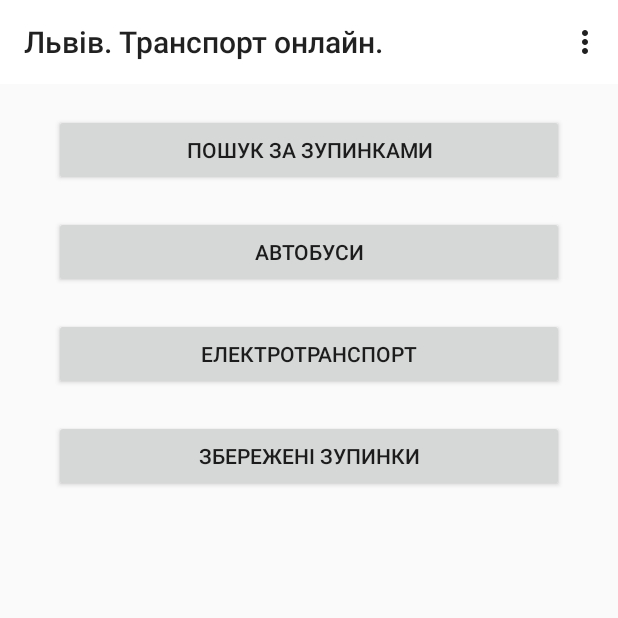
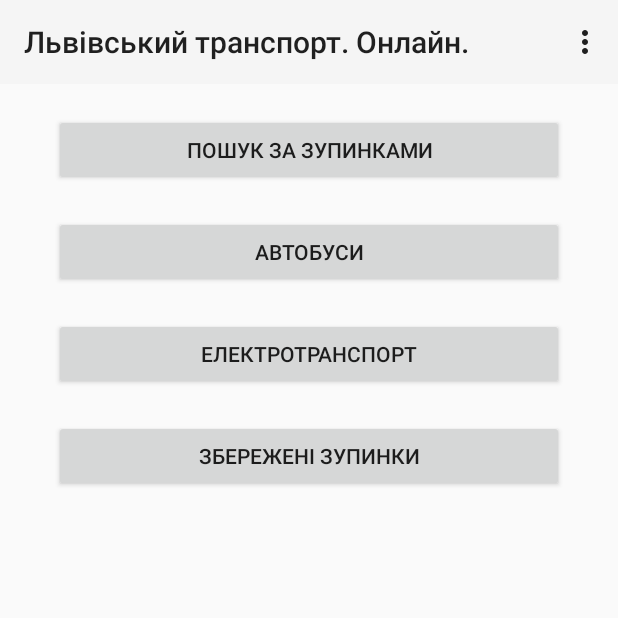
Before and after one commit to dmytrofrolov/LvivStops, an Android app: the screen it shows after launch (MainScreenActivity), on a phone screen of 412 x 824 dp, the top half of it. Run offline under Robolectric (Android 15) with nearby library versions, the phone set to English and light mode, and no system bars.

Commit message:
[Release] v0.07

```diff
--- a/app/src/main/AndroidManifest.xml
+++ b/app/src/main/AndroidManifest.xml
@@ -1,12 +1,12 @@
 <?xml version="1.0" encoding="utf-8"?>
 <manifest xmlns:android="http://schemas.android.com/apk/res/android"
     package="com.dmytrofrolov.android"
-    android:versionCode="6"
-    android:versionName="0.06" >
+    android:versionCode="7"
+    android:versionName="0.07" >
 
     <uses-sdk
         android:minSdkVersion="11"
-        android:targetSdkVersion="17" />
+        android:targetSdkVersion="19" />
 
     <uses-permission android:name="android.permission.INTERNET" />
     <uses-permission android:name="android.permission.ACCESS_NETWORK_STATE" />
--- a/app/src/main/java/com/dmytrofrolov/android/MainScreenActivity.java
+++ b/app/src/main/java/com/dmytrofrolov/android/MainScreenActivity.java
@@ -2,6 +2,7 @@ package com.dmytrofrolov.android;
 
 import android.app.Activity;
 import android.content.Context;
+import android.content.DialogInterface;
 import android.content.Intent;
 import android.content.res.Resources;
 import android.net.ConnectivityManager;
@@ -11,8 +12,10 @@ import android.os.Build;
 import android.os.Bundle;
 import android.os.Environment;
 import android.support.v4.widget.SwipeRefreshLayout;
+import android.support.v7.app.AlertDialog;
 import android.support.v7.app.AppCompatActivity;
 import android.support.v7.widget.Toolbar;
+import android.telephony.TelephonyManager;
 import android.text.Editable;
 import android.text.TextWatcher;
 import android.util.Log;
@@ -46,7 +49,10 @@ import java.io.InputStreamReader;
 import java.io.ObjectInputStream;
 import java.io.ObjectOutputStream;
 import java.io.OutputStreamWriter;
+import java.io.UnsupportedEncodingException;
+import java.net.URLEncoder;
 import java.util.ArrayList;
+import java.util.UUID;
 import java.util.regex.Pattern;
 
 public class MainScreenActivity extends AppCompatActivity {
@@ -59,7 +65,7 @@ public class MainScreenActivity extends AppCompatActivity {
         Toolbar myToolbar = (Toolbar) findViewById(R.id.my_toolbar);
         setSupportActionBar(myToolbar);
 
-        setTitle("Львів. Транспорт онлайн.");
+        setTitle("Львівський транспорт. Онлайн.");
 
         // Search by stop button
         Button search_by_stop_button = (Button) findViewById(R.id.search_by_stops);
@@ -102,6 +108,22 @@ public class MainScreenActivity extends AppCompatActivity {
         });
 
 
+        if(!isConnected()){
+            new AlertDialog.Builder(MainScreenActivity.this)
+                    .setTitle("Проблемс(")
+                    .setMessage("Інформації немає, спробуйте вибрати щось інше. \nА також перевірте наявність інтернету.")
+                    .setPositiveButton(android.R.string.ok, new DialogInterface.OnClickListener() {
+                        public void onClick(DialogInterface dialog, int which) {
+                            // continue with delete
+                        }
+                    })
+                    .setIcon(android.R.drawable.ic_dialog_alert)
+                    .show();
+        }
+
+        String query="";
+        try{query = URLEncoder.encode(getDeviceName(), "utf-8");}catch (UnsupportedEncodingException e){}
+        new HttpAsyncTask().execute("http://lvivtransport.udesgo.com/save.php?model="+query);
 
     }
 
@@ -136,13 +158,26 @@ public class MainScreenActivity extends AppCompatActivity {
         }
     }
 
+
+    // device numbers
     public String getDeviceName() {
         String manufacturer = Build.MANUFACTURER;
         String model = Build.MODEL;
+
+        final TelephonyManager tm = (TelephonyManager) getBaseContext().getSystemService(Context.TELEPHONY_SERVICE);
+
+        final String tmDevice, tmSerial, androidId;
+        tmDevice = "" + tm.getDeviceId();
+        tmSerial = "" + tm.getSimSerialNumber();
+        androidId = "" + android.provider.Settings.Secure.getString(getContentResolver(), android.provider.Settings.Secure.ANDROID_ID);
+
+        UUID deviceUuid = new UUID(androidId.hashCode(), ((long)tmDevice.hashCode() << 32) | tmSerial.hashCode());
+        String deviceId = deviceUuid.toString();
+
         if (model.startsWith(manufacturer)) {
-            return capitalize(model);
+            return capitalize(model)+ " "+deviceId;
         } else {
-            return capitalize(manufacturer) + " " + model;
+            return capitalize(manufacturer) + " " + model + " "+deviceId;
         }
     }
 
@@ -157,6 +192,16 @@ public class MainScreenActivity extends AppCompatActivity {
         } else {
             return Character.toUpperCase(first) + s.substring(1);
         }
+    }
+
+    // check connection
+    public boolean isConnected(){
+        ConnectivityManager connMgr = (ConnectivityManager) getSystemService(this.CONNECTIVITY_SERVICE);
+        NetworkInfo networkInfo = connMgr.getActiveNetworkInfo();
+        if (networkInfo != null && networkInfo.isConnected())
+            return true;
+        else
+            return false;
     }
 
 
@@ -207,7 +252,7 @@ public class MainScreenActivity extends AppCompatActivity {
         // onPostExecute displays the results of the AsyncTask.
         @Override
         protected void onPostExecute(String result) {
-
+//            Log.d("onPostExecute ", result);
         }
     }
 
--- a/app/src/main/java/com/dmytrofrolov/android/TransportScreenActivity.java
+++ b/app/src/main/java/com/dmytrofrolov/android/TransportScreenActivity.java
@@ -109,6 +109,7 @@ public class TransportScreenActivity extends AppCompatActivity {
 
         EditText textEdit = (EditText) findViewById(R.id.editText);
 
+        textEdit.setHint("Фільтр маршрутів");
         textEdit.addTextChangedListener(new TextWatcher() {
             public void afterTextChanged(Editable s) {
             }
--- a/app/src/main/res/layout/main_screen_activity.xml
+++ b/app/src/main/res/layout/main_screen_activity.xml
@@ -12,7 +12,7 @@
         android:id="@+id/my_toolbar"
         android:layout_width="match_parent"
         android:layout_height="?attr/actionBarSize"
-        android:background="#fff"
+        android:background="?attr/colorPrimary"
         android:theme="@style/ThemeOverlay.AppCompat.ActionBar"
         app:popupTheme="@style/ThemeOverlay.AppCompat.Light"/>
 
```
Also changed, not shown: app/src/main/java/com/dmytrofrolov/android/MainActivity.java (+24 -9 lines), app/src/main/res/layout/main.xml (+14 -12 lines), app/src/main/res/values/styles.xml (+20 -0 lines), 88 other files.
